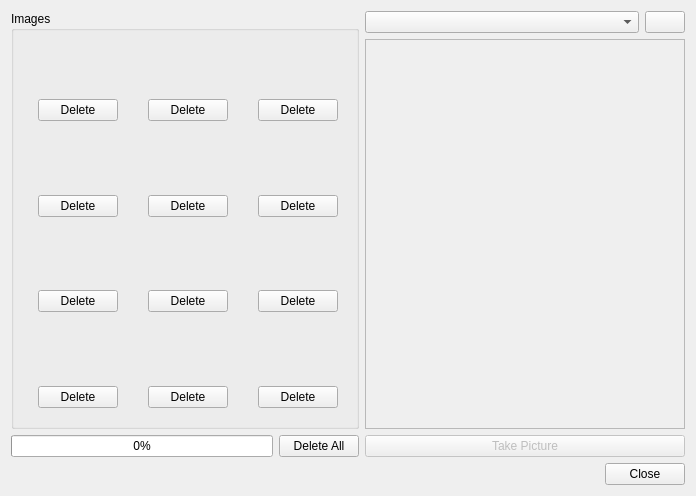
First picture: the form in ui/capture.ui, repository iTranscend/xRecog, before the edit.
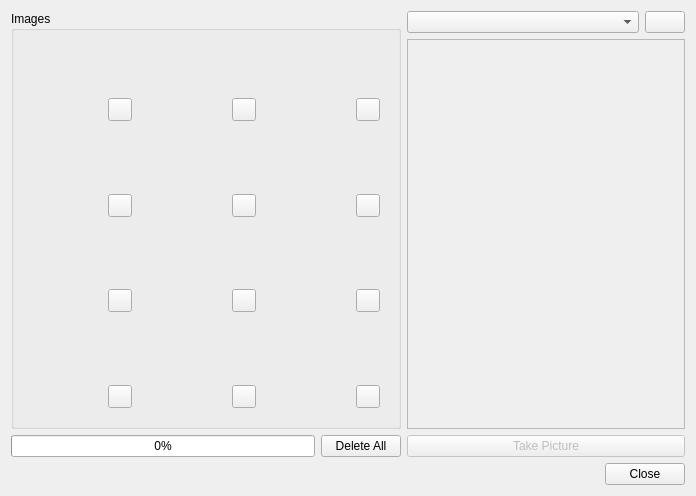
Second picture: the form after the edit. Icons and pictures are not drawn.

Commit message: Replace delete bushbutton with icon-only toolbutton for simplicity

What changed in the file:
```diff
--- a/ui/capture.ui
+++ b/ui/capture.ui
@@ -56,22 +56,25 @@
                  <verstretch>0</verstretch>
                 </sizepolicy>
                </property>
+               <property name="minimumSize">
+                <size>
+                 <width>100</width>
+                 <height>56</height>
+                </size>
+               </property>
                <property name="text">
                 <string/>
                </property>
               </widget>
              </item>
              <item row="1" column="1">
-              <widget class="QPushButton" name="deleteButton07">
+              <widget class="QToolButton" name="deleteButton07">
                <property name="sizePolicy">
                 <sizepolicy hsizetype="Fixed" vsizetype="Fixed">
                  <horstretch>0</horstretch>
                  <verstretch>0</verstretch>
                 </sizepolicy>
                </property>
-               <property name="text">
-                <string>Delete</string>
-               </property>
                <property name="icon">
                 <iconset theme="delete">
                  <normaloff>.</normaloff>.</iconset>
@@ -92,6 +95,12 @@
                  <verstretch>0</verstretch>
                 </sizepolicy>
                </property>
+               <property name="minimumSize">
+                <size>
+                 <width>100</width>
+                 <height>56</height>
+                </size>
+               </property>
                <property name="styleSheet">
                 <string notr="true"/>
                </property>
@@ -101,16 +110,13 @@
               </widget>
              </item>
              <item row="1" column="1">
-              <widget class="QPushButton" name="deleteButton01">
+              <widget class="QToolButton" name="deleteButton01">
                <property name="sizePolicy">
                 <sizepolicy hsizetype="Fixed" vsizetype="Fixed">
                  <horstretch>0</horstretch>
                  <verstretch>0</verstretch>
                 </sizepolicy>
                </property>
-               <property name="text">
-                <string>Delete</string>
-               </property>
                <property name="icon">
                 <iconset theme="delete">
                  <normaloff>.</normaloff>.</iconset>
@@ -131,22 +137,25 @@
                  <verstretch>0</verstretch>
                 </sizepolicy>
                </property>
+               <property name="minimumSize">
+                <size>
+                 <width>100</width>
+                 <height>56</height>
+                </size>
+               </property>
                <property name="text">
                 <string/>
                </property>
               </widget>
              </item>
              <item row="1" column="1">
-              <widget class="QPushButton" name="deleteButton10">
+              <widget class="QToolButton" name="deleteButton10">
                <property name="sizePolicy">
                 <sizepolicy hsizetype="Fixed" vsizetype="Fixed">
                  <horstretch>0</horstretch>
                  <verstretch>0</verstretch>
                 </sizepolicy>
                </property>
-               <property name="text">
-                <string>Delete</string>
-               </property>
                <property name="icon">
                 <iconset theme="delete">
                  <normaloff>.</normaloff>.</iconset>
@@ -167,22 +176,25 @@
                  <verstretch>0</verstretch>
                 </sizepolicy>
                </property>
+               <property name="minimumSize">
+                <size>
+                 <width>100</width>
+                 <height>56</height>
+                </size>
+               </property>
                <property name="text">
                 <string/>
                </property>
               </widget>
              </item>
              <item row="1" column="1">
-              <widget class="QPushButton" name="deleteButton05">
+              <widget class="QToolButton" name="deleteButton05">
                <property name="sizePolicy">
                 <sizepolicy hsizetype="Fixed" vsizetype="Fixed">
                  <horstretch>0</horstretch>
                  <verstretch>0</verstretch>
                 </sizepolicy>
                </property>
-               <property name="text">
-                <string>Delete</string>
-               </property>
                <property name="icon">
                 <iconset theme="delete">
                  <normaloff>.</normaloff>.</iconset>
@@ -203,22 +215,25 @@
                  <verstretch>0</verstretch>
                 </sizepolicy>
                </property>
+               <property name="minimumSize">
+                <size>
+                 <width>100</width>
+                 <height>56</height>
+                </size>
+               </property>
                <property name="text">
                 <string/>
                </property>
               </widget>
              </item>
              <item row="1" column="1">
-              <widget class="QPushButton" name="deleteButton06">
+              <widget class="QToolButton" name="deleteButton06">
                <property name="sizePolicy">
                 <sizepolicy hsizetype="Fixed" vsizetype="Fixed">
                  <horstretch>0</horstretch>
                  <verstretch>0</verstretch>
                 </sizepolicy>
                </property>
-               <property name="text">
-                <string>Delete</string>
-               </property>
                <property name="icon">
                 <iconset theme="delete">
                  <normaloff>.</normaloff>.</iconset>
@@ -239,22 +254,25 @@
                  <verstretch>0</verstretch>
                 </sizepolicy>
                </property>
+               <property name="minimumSize">
+                <size>
+                 <width>100</width>
+                 <height>56</height>
+                </size>
+               </property>
                <property name="text">
                 <string/>
                </property>
               </widget>
              </item>
              <item row="1" column="1">
-              <widget class="QPushButton" name="deleteButton12">
+              <widget class="QToolButton" name="deleteButton12">
                <property name="sizePolicy">
                 <sizepolicy hsizetype="Fixed" vsizetype="Fixed">
                  <horstretch>0</horstretch>
                  <verstretch>0</verstretch>
                 </sizepolicy>
                </property>
-               <property name="text">
-                <string>Delete</string>
-               </property>
                <property name="icon">
                 <iconset theme="delete">
                  <normaloff>.</normaloff>.</iconset>
@@ -275,22 +293,25 @@
                  <verstretch>0</verstretch>
                 </sizepolicy>
                </property>
+               <property name="minimumSize">
+                <size>
+                 <width>100</width>
+                 <height>56</height>
+                </size>
+               </property>
                <property name="text">
                 <string/>
                </property>
               </widget>
              </item>
              <item row="1" column="1">
-              <widget class="QPushButton" name="deleteButton03">
+              <widget class="QToolButton" name="deleteButton03">
                <property name="sizePolicy">
                 <sizepolicy hsizetype="Fixed" vsizetype="Fixed">
                  <horstretch>0</horstretch>
                  <verstretch>0</verstretch>
                 </sizepolicy>
                </property>
-               <property name="text">
-                <string>Delete</string>
-               </property>
                <property name="icon">
                 <iconset theme="delete">
                  <normaloff>.</normaloff>.</iconset>
@@ -311,22 +332,25 @@
                  <verstretch>0</verstretch>
                 </sizepolicy>
                </property>
+               <property name="minimumSize">
+                <size>
+                 <width>100</width>
+                 <height>56</height>
+                </size>
+               </property>
                <property name="text">
                 <string/>
                </property>
               </widget>
              </item>
              <item row="1" column="1">
-              <widget class="QPushButton" name="deleteButton09">
+              <widget class="QToolButton" name="deleteButton09">
                <property name="sizePolicy">
                 <sizepolicy hsizetype="Fixed" vsizetype="Fixed">
                  <horstretch>0</horstretch>
                  <verstretch>0</verstretch>
                 </sizepolicy>
                </property>
-               <property name="text">
-                <string>Delete</string>
-               </property>
                <property name="icon">
                 <iconset theme="delete">
                  <normaloff>.</normaloff>.</iconset>
@@ -347,22 +371,25 @@
                  <verstretch>0</verstretch>
                 </sizepolicy>
                </property>
+               <property name="minimumSize">
+                <size>
+                 <width>100</width>
+                 <height>56</height>
+                </size>
+               </property>
                <property name="text">
                 <string/>
                </property>
               </widget>
              </item>
              <item row="1" column="1">
-              <widget class="QPushButton" name="deleteButton11">
+              <widget class="QToolButton" name="deleteButton11">
                <property name="sizePolicy">
                 <sizepolicy hsizetype="Fixed" vsizetype="Fixed">
                  <horstretch>0</horstretch>
                  <verstretch>0</verstretch>
                 </sizepolicy>
                </property>
-               <property name="text">
-                <string>Delete</string>
-               </property>
                <property name="icon">
                 <iconset theme="delete">
                  <normaloff>.</normaloff>.</iconset>
@@ -383,22 +410,25 @@
                  <verstretch>0</verstretch>
                 </sizepolicy>
                </property>
+               <property name="minimumSize">
+                <size>
+                 <width>100</width>
+                 <height>56</height>
+                </size>
+               </property>
                <property name="text">
                 <string/>
                </property>
               </widget>
              </item>
              <item row="1" column="1">
-              <widget class="QPushButton" name="deleteButton02">
+              <widget class="QToolButton" name="deleteButton02">
                <property name="sizePolicy">
                 <sizepolicy hsizetype="Fixed" vsizetype="Fixed">
                  <horstretch>0</horstretch>
                  <verstretch>0</verstretch>
                 </sizepolicy>
                </property>
-               <property name="text">
-                <string>Delete</string>
-               </property>
                <property name="icon">
                 <iconset theme="delete">
                  <normaloff>.</normaloff>.</iconset>
@@ -419,22 +449,25 @@
                  <verstretch>0</verstretch>
                 </sizepolicy>
                </property>
+               <property name="minimumSize">
+                <size>
+                 <width>100</width>
+                 <height>56</height>
+                </size>
+               </property>
                <property name="text">
                 <string/>
                </property>
               </widget>
              </item>
              <item row="1" column="1">
-              <widget class="QPushButton" name="deleteButton04">
+              <widget class="QToolButton" name="deleteButton04">
                <property name="sizePolicy">
                 <sizepolicy hsizetype="Fixed" vsizetype="Fixed">
                  <horstretch>0</horstretch>
                  <verstretch>0</verstretch>
                 </sizepolicy>
                </property>
-               <property name="text">
-                <string>Delete</string>
-               </property>
                <property name="icon">
                 <iconset theme="delete">
                  <normaloff>.</normaloff>.</iconset>
@@ -455,22 +488,25 @@
                  <verstretch>0</verstretch>
                 </sizepolicy>
                </property>
+               <property name="minimumSize">
+                <size>
+                 <width>100</width>
+                 <height>56</height>
+                </size>
+               </property>
                <property name="text">
                 <string/>
                </property>
               </widget>
              </item>
              <item row="1" column="1">
-              <widget class="QPushButton" name="deleteButton08">
+              <widget class="QToolButton" name="deleteButton08">
                <property name="sizePolicy">
                 <sizepolicy hsizetype="Fixed" vsizetype="Fixed">
                  <horstretch>0</horstretch>
                  <verstretch>0</verstretch>
                 </sizepolicy>
                </property>
-               <property name="text">
-                <string>Delete</string>
-               </property>
                <property name="icon">
                 <iconset theme="delete">
                  <normaloff>.</normaloff>.</iconset>
```
The commit also changes 1 other file.
